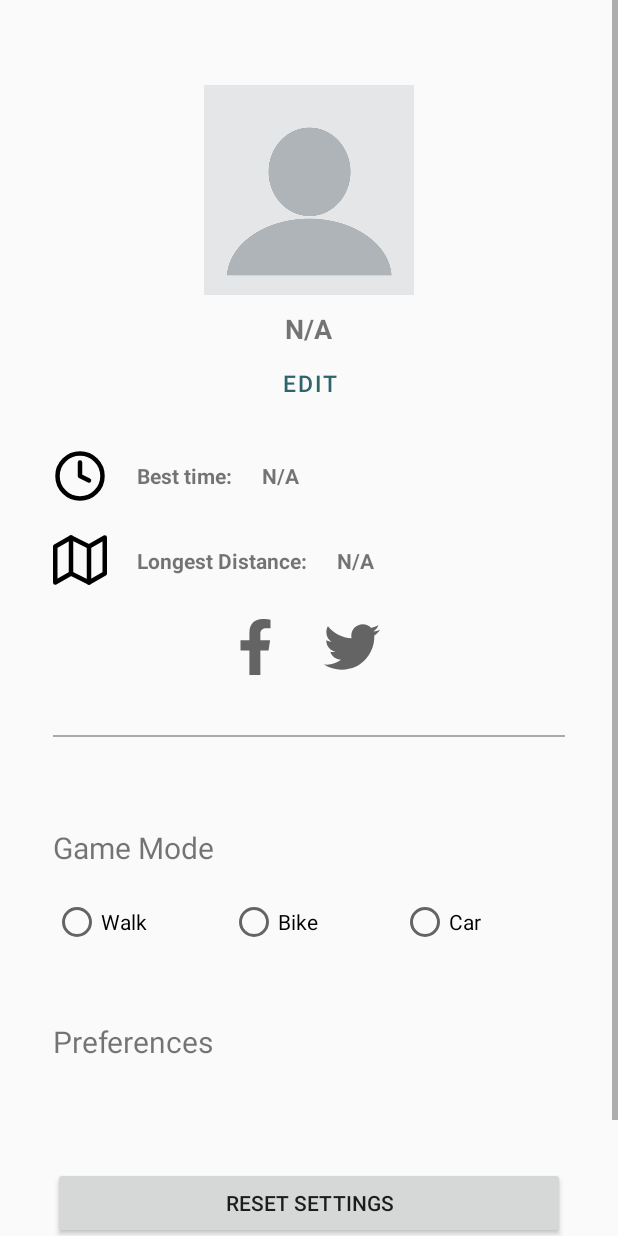
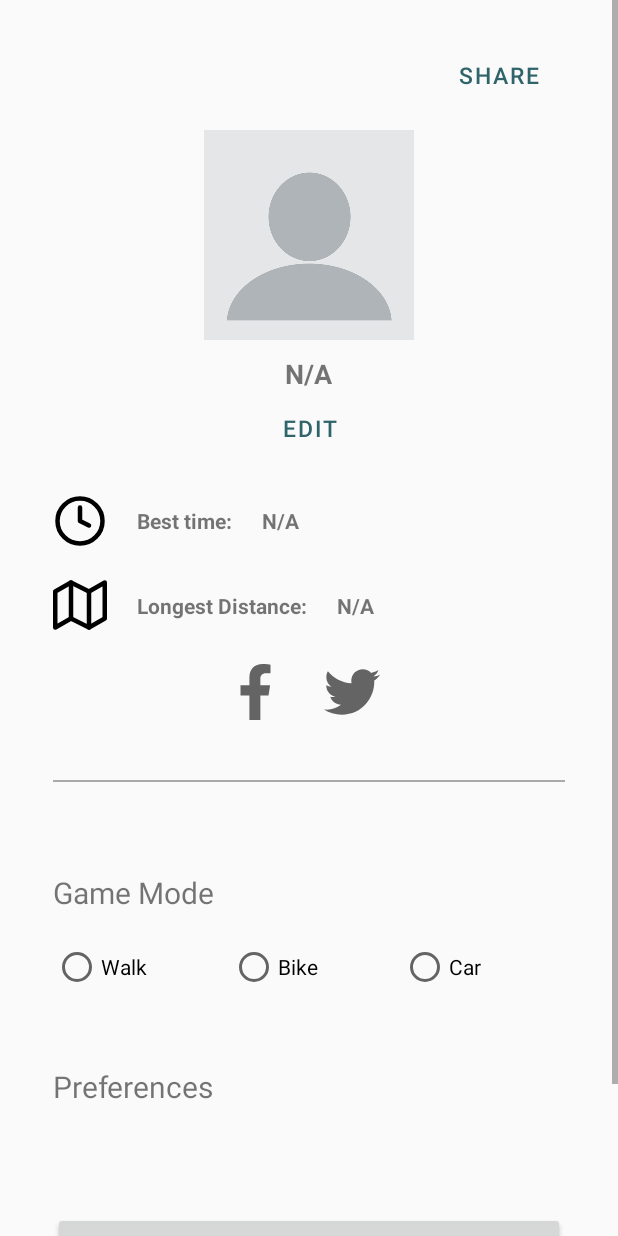
Before and after one commit to kashepavadan/cs446proj, an Android app: the layout activity_profile.xml on its own in the app's theme, with its tools: preview values and no code run, on a phone screen of 412 x 824 dp. Run offline under Robolectric (Android 15) with nearby library versions, the phone set to English and light mode, and no system bars.

Commit message:
add sns share buttoms

```diff
--- a/app/src/main/java/com/example/maprace/ProfileActivity.java
+++ b/app/src/main/java/com/example/maprace/ProfileActivity.java
@@ -2,6 +2,7 @@ package com.example.maprace;
 
 import android.os.Bundle;
 import android.view.View;
+import android.widget.Button;
 import android.widget.LinearLayout;
 import android.widget.RadioButton;
 import android.widget.RadioGroup;
@@ -73,6 +74,11 @@ public class ProfileActivity extends AppCompatActivity {
         bestTimeTextView = findViewById(R.id.bestTime);
         shareButtons = new ShareButton[]{ findViewById(R.id.twitterButton), findViewById(R.id.facebookButton)};
         gameModeRadioGroup = findViewById(R.id.gameModeRadioGroup);
+        Button buttonOpenBottomSheet = findViewById(R.id.shareButton);
+        buttonOpenBottomSheet.setOnClickListener(v -> {
+            shareOptionDialog bottomSheet = new shareOptionDialog();
+            bottomSheet.show(getSupportFragmentManager(), "exampleBottomSheet");
+        });
 
         gameModeRadioGroup.setOnCheckedChangeListener(onCheckedChangeListener);
 
--- a/app/src/main/res/layout/activity_profile.xml
+++ b/app/src/main/res/layout/activity_profile.xml
@@ -18,6 +18,16 @@
             android:layout_width="match_parent"
             android:layout_height="wrap_content"
             android:orientation="vertical">
+
+            <Button
+                android:id="@+id/shareButton"
+                android:layout_width="wrap_content"
+                android:layout_height="30dp"
+                android:layout_gravity="right"
+                android:textSize="15sp"
+                android:text="Share"
+                style="@style/Widget.MaterialComponents.Button.TextButton"
+                />
 
             <com.google.android.material.imageview.ShapeableImageView
                 android:layout_width="140dp"
```
Also changed, not shown: app/src/main/java/com/example/maprace/shareOptionDialog.java (added, +32 -0 lines), app/src/main/res/layout/share_option_bottom_sheet.xml (added, +39 -0 lines).
